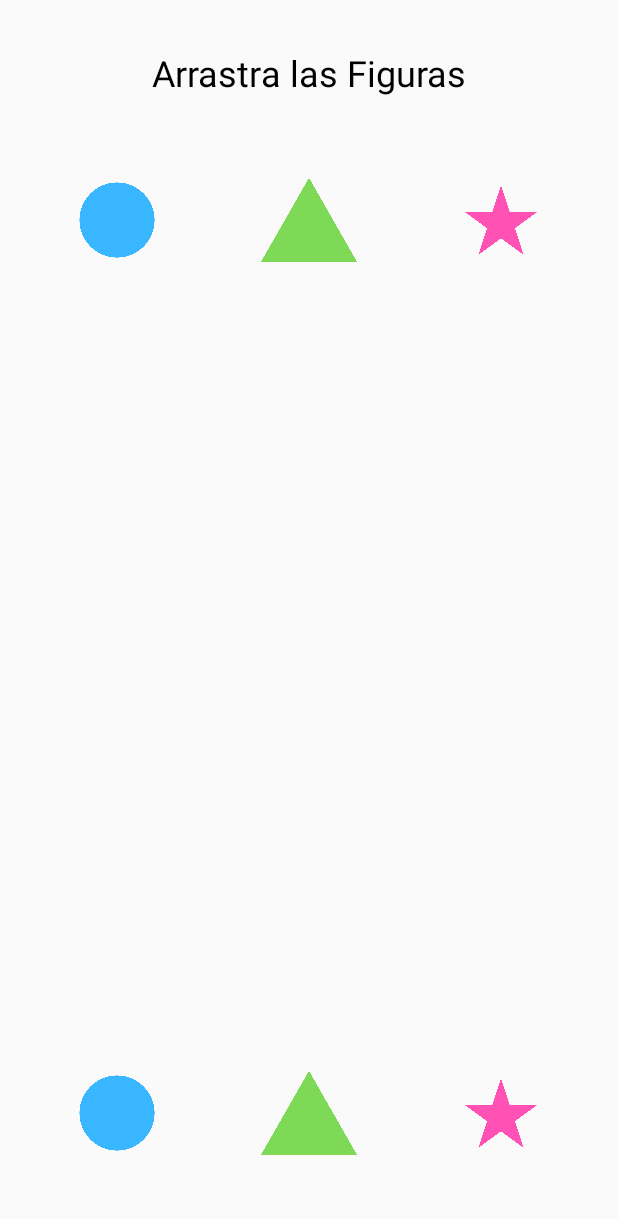
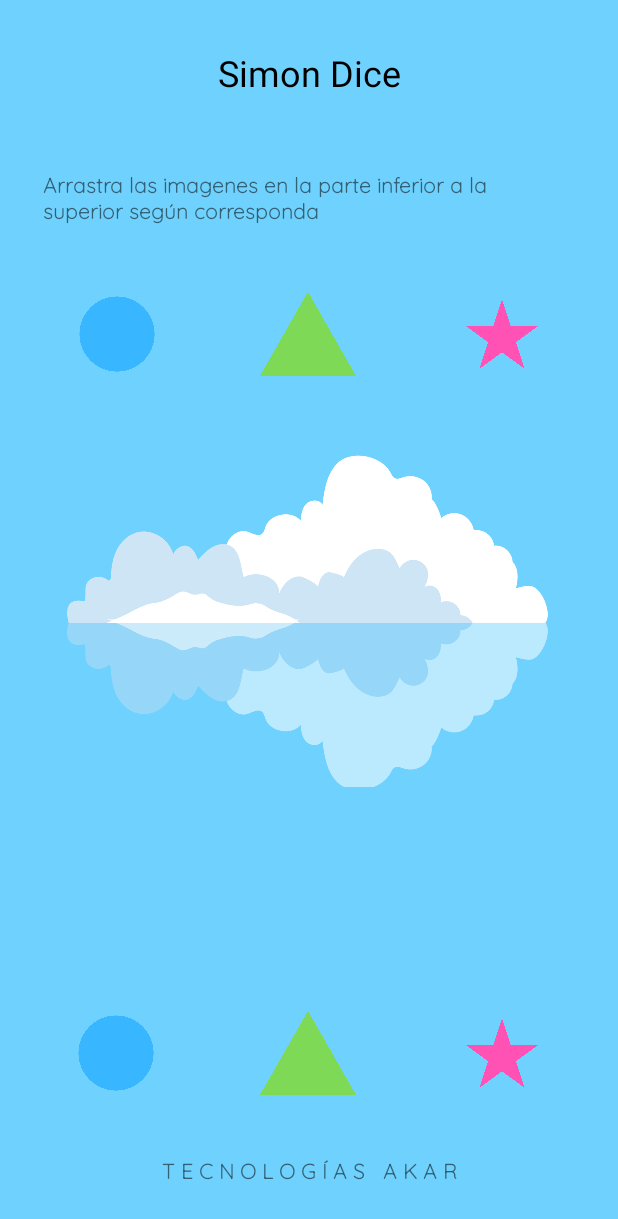
Before and after one commit to TecnoAKAR/PAA, an Android app: the SimonDice screen opened directly, with no data from a screen before it, on a phone screen of 412 x 824 dp. Shown: the top 1219 px of the screen. Run offline under Robolectric (Android 15) with nearby library versions, the phone set to English and light mode, and no system bars; Roboto replaces fonts that are not available here.

Commit message:
Apperger v1.2

```diff
--- a/app/src/main/res/layout/activity_simon_dice.xml
+++ b/app/src/main/res/layout/activity_simon_dice.xml
@@ -5,13 +5,14 @@
     xmlns:tools="http://schemas.android.com/tools"
     android:layout_width="match_parent"
     android:layout_height="match_parent"
-    tools:context=".MainActivity">
+    tools:context=".MainActivity"
+    android:background="#BF40C4FF">
 
     <ImageView
         android:id="@+id/target1ImageView"
         android:layout_width="100dp"
         android:layout_height="100dp"
-        android:layout_marginTop="32dp"
+        android:layout_marginTop="108dp"
         android:contentDescription="TODO"
         android:tag="figure1"
         app:layout_constraintEnd_toStartOf="@+id/target2ImageView"
@@ -23,32 +24,32 @@
         android:id="@+id/target2ImageView"
         android:layout_width="100dp"
         android:layout_height="100dp"
-        android:layout_marginTop="32dp"
+        android:layout_marginTop="108dp"
         android:tag="figure2"
         app:layout_constraintEnd_toEndOf="parent"
+        app:layout_constraintHorizontal_bias="0.498"
         app:layout_constraintStart_toStartOf="parent"
         app:layout_constraintTop_toBottomOf="@+id/statusTextView"
-        app:srcCompat="@drawable/triangulo"
-        />
+        app:srcCompat="@drawable/triangulo" />
 
     <ImageView
         android:id="@+id/drag2ImageView"
         android:layout_width="100dp"
         android:layout_height="100dp"
-        android:layout_marginBottom="32dp"
+        android:layout_marginBottom="72dp"
         android:tag="figure2"
         app:layout_constraintBottom_toBottomOf="parent"
         app:layout_constraintEnd_toEndOf="parent"
+        app:layout_constraintHorizontal_bias="0.498"
         app:layout_constraintStart_toStartOf="parent"
-        app:srcCompat="@drawable/triangulo"
-        />
+        app:srcCompat="@drawable/triangulo" />
 
     <TextView
         android:id="@+id/statusTextView"
         android:layout_width="wrap_content"
         android:layout_height="wrap_content"
         android:layout_marginTop="32dp"
-        android:text="Arrastra las Figuras"
+        android:text="Simon Dice"
         android:textColor="@android:color/black"
         android:textSize="24sp"
         app:layout_constraintEnd_toEndOf="parent"
@@ -56,40 +57,88 @@
         app:layout_constraintTop_toTopOf="parent"
         />
 
+    <TextView
+        android:id="@+id/intrucciones"
+        android:layout_width="371dp"
+        android:layout_height="67dp"
+        android:layout_alignParentBottom="true"
+        android:layout_centerHorizontal="true"
+        android:fontFamily="@font/quicksand_light"
+        android:padding="15dp"
+        android:text="Arrastra las imagenes en la parte inferior a la superior según corresponda"
+        android:textSize="14sp"
+        android:textStyle="bold"
+        app:layout_constraintBottom_toBottomOf="parent"
+        app:layout_constraintEnd_toEndOf="parent"
+        app:layout_constraintHorizontal_bias="0.325"
+        app:layout_constraintStart_toStartOf="parent"
+        app:layout_constraintTop_toTopOf="parent"
+        app:layout_constraintVertical_bias="0.129" />
+
     <ImageView
         android:id="@+id/drag1ImageView"
         android:layout_width="100dp"
         android:layout_height="100dp"
-        android:layout_marginBottom="32dp"
+        android:layout_marginBottom="72dp"
         android:tag="figure1"
         app:layout_constraintBottom_toBottomOf="parent"
         app:layout_constraintEnd_toStartOf="@+id/drag2ImageView"
+        app:layout_constraintHorizontal_bias="0.49"
         app:layout_constraintStart_toStartOf="parent"
-        app:srcCompat="@drawable/circulo"
-        />
+        app:srcCompat="@drawable/circulo" />
 
     <ImageView
         android:id="@+id/target3ImageView"
         android:layout_width="100dp"
         android:layout_height="100dp"
-        android:layout_marginTop="32dp"
+        android:layout_marginTop="108dp"
         android:tag="figure3"
         app:layout_constraintEnd_toEndOf="parent"
+        app:layout_constraintHorizontal_bias="0.517"
         app:layout_constraintStart_toEndOf="@+id/target2ImageView"
         app:layout_constraintTop_toBottomOf="@+id/statusTextView"
-        app:srcCompat="@drawable/estrella"
-        />
+        app:srcCompat="@drawable/estrella" />
+
+    <ImageView
+        android:id="@+id/imageView"
+        android:layout_width="400dp"
+        android:layout_height="400dp"
+        android:layout_centerInParent="true"
+        android:scaleType="fitCenter"
+        app:layout_constraintBottom_toBottomOf="parent"
+        app:layout_constraintEnd_toEndOf="parent"
+        app:layout_constraintStart_toStartOf="parent"
+        app:layout_constraintTop_toTopOf="parent"
+        app:srcCompat="@drawable/nubes" />
 
     <ImageView
         android:id="@+id/drag3ImageView"
         android:layout_width="100dp"
         android:layout_height="100dp"
-        android:layout_marginBottom="32dp"
+        android:layout_marginBottom="72dp"
         android:tag="figure3"
         app:layout_constraintBottom_toBottomOf="parent"
         app:layout_constraintEnd_toEndOf="parent"
+        app:layout_constraintHorizontal_bias="0.517"
         app:layout_constraintStart_toEndOf="@+id/drag2ImageView"
-        app:srcCompat="@drawable/estrella"/>
+        app:srcCompat="@drawable/estrella" />
+
+    <TextView
+        android:id="@+id/textView2"
+        android:layout_width="wrap_content"
+        android:layout_height="wrap_content"
+        android:layout_alignParentBottom="true"
+        android:layout_centerHorizontal="true"
+        android:fontFamily="@font/quicksand_light"
+        android:padding="15dp"
+        android:text="T E C N O L O G Í A S   A K A R"
+        android:textSize="14sp"
+        android:textStyle="bold"
+        app:layout_constraintBottom_toBottomOf="parent"
+        app:layout_constraintEnd_toEndOf="parent"
+        app:layout_constraintStart_toStartOf="parent"
+        app:layout_constraintTop_toTopOf="parent"
+        app:layout_constraintVertical_bias="0.976" />
 
 
 </androidx.constraintlayout.widget.ConstraintLayout>
```
